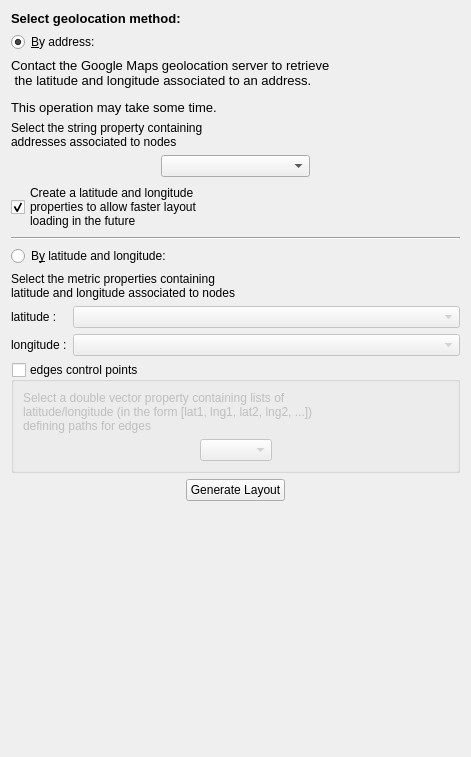
Qt form plugins/view/GeographicView/GeolocalisationConfigWidget.ui (Tulip-Dev/tulip) before a commit.
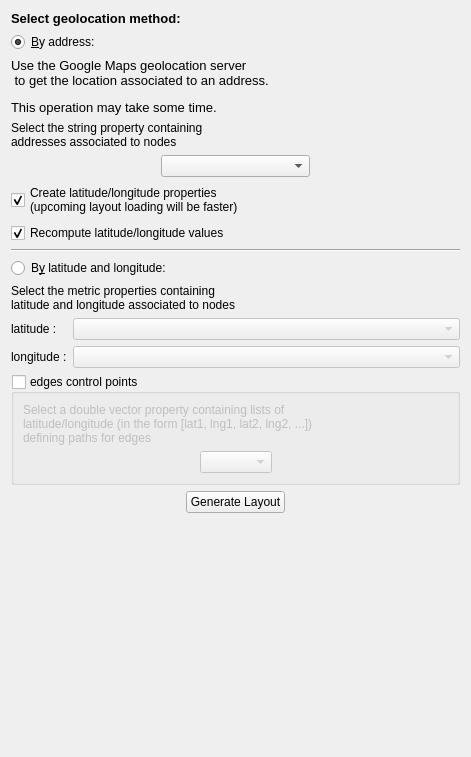
The same form after that commit.

Commit message: Geographic view improvments: allow to retrieve location from geolocation server only when latitude/longitude are not set

What changed in the file:
```diff
--- a/plugins/view/GeographicView/GeolocalisationConfigWidget.ui
+++ b/plugins/view/GeographicView/GeolocalisationConfigWidget.ui
@@ -42,7 +42,7 @@
 &lt;html&gt;&lt;head&gt;&lt;meta name=&quot;qrichtext&quot; content=&quot;1&quot; /&gt;&lt;style type=&quot;text/css&quot;&gt;
 p, li { white-space: pre-wrap; }
 &lt;/style&gt;&lt;/head&gt;&lt;body style=&quot; font-family:'Noto Sans'; font-size:10pt; font-weight:400; font-style:normal;&quot;&gt;
-&lt;p align=&quot;justify&quot; style=&quot; margin-top:12px; margin-bottom:12px; margin-left:0px; margin-right:0px; -qt-block-indent:0; text-indent:0px;&quot;&gt;Contact the Google Maps geolocation server to retrieve&lt;br&gt; the latitude and longitude associated to an address.&lt;/p&gt;
+&lt;p align=&quot;justify&quot; style=&quot; margin-top:12px; margin-bottom:12px; margin-left:0px; margin-right:0px; -qt-block-indent:0; text-indent:0px;&quot;&gt;Use the Google Maps geolocation server&lt;br&gt; to get the location associated to an address.&lt;/p&gt;
 &lt;p align=&quot;justify&quot; style=&quot; margin-top:12px; margin-bottom:12px; margin-left:0px; margin-right:0px; -qt-block-indent:0; text-indent:0px;&quot;&gt;This operation may take some time.&lt;/p&gt;&lt;/body&gt;&lt;/html&gt;</string>
      </property>
     </widget>
@@ -98,9 +98,21 @@
    <item>
     <widget class="QCheckBox" name="createLatLngPropsCB">
      <property name="text">
-      <string>Create a latitude and longitude 
-properties to allow faster layout 
-loading in the future</string>
+      <string>Create latitude/longitude properties
+(upcoming layout loading will be faster)</string>
+     </property>
+     <property name="checked">
+      <bool>true</bool>
+     </property>
+    </widget>
+   </item>
+   <item>
+    <widget class="QCheckBox" name="resetLatLngValuesCB">
+     <property name="toolTip">
+      <string>If not checked, latitude and longitude values are retrieved only when not set.</string>
+     </property>
+     <property name="text">
+      <string>Recompute latitude/longitude values</string>
      </property>
      <property name="checked">
       <bool>true</bool>
```
Left out of the diff: 3 changed lines with no effect on the pictures. The commit also changes 5 other files.
